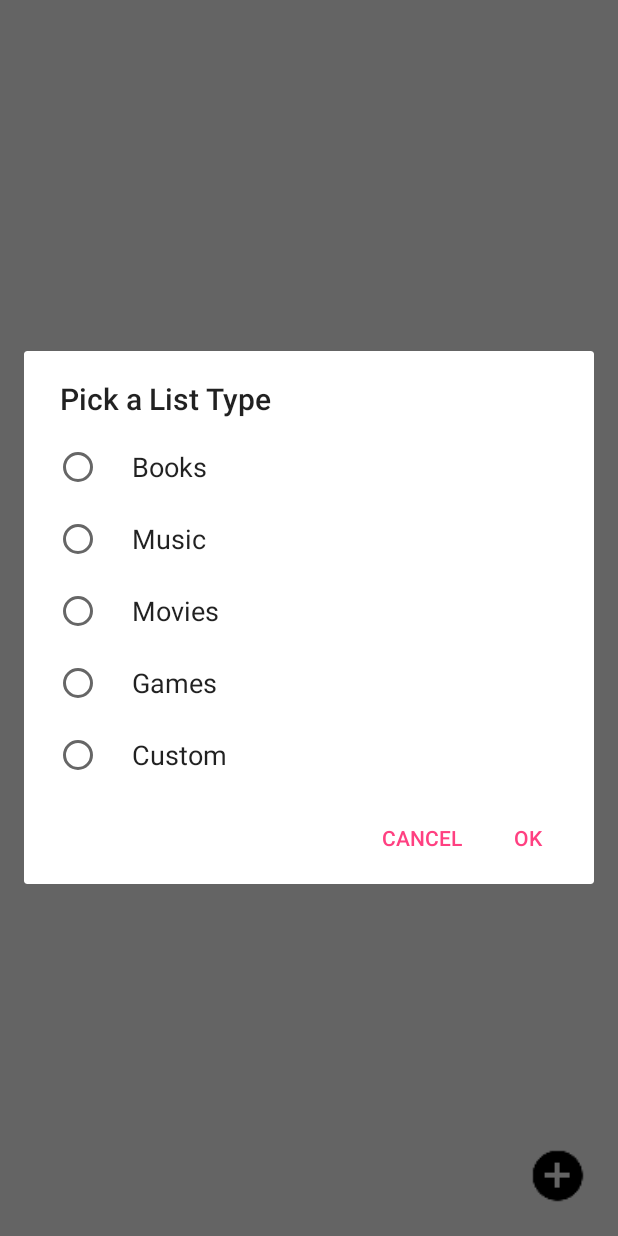
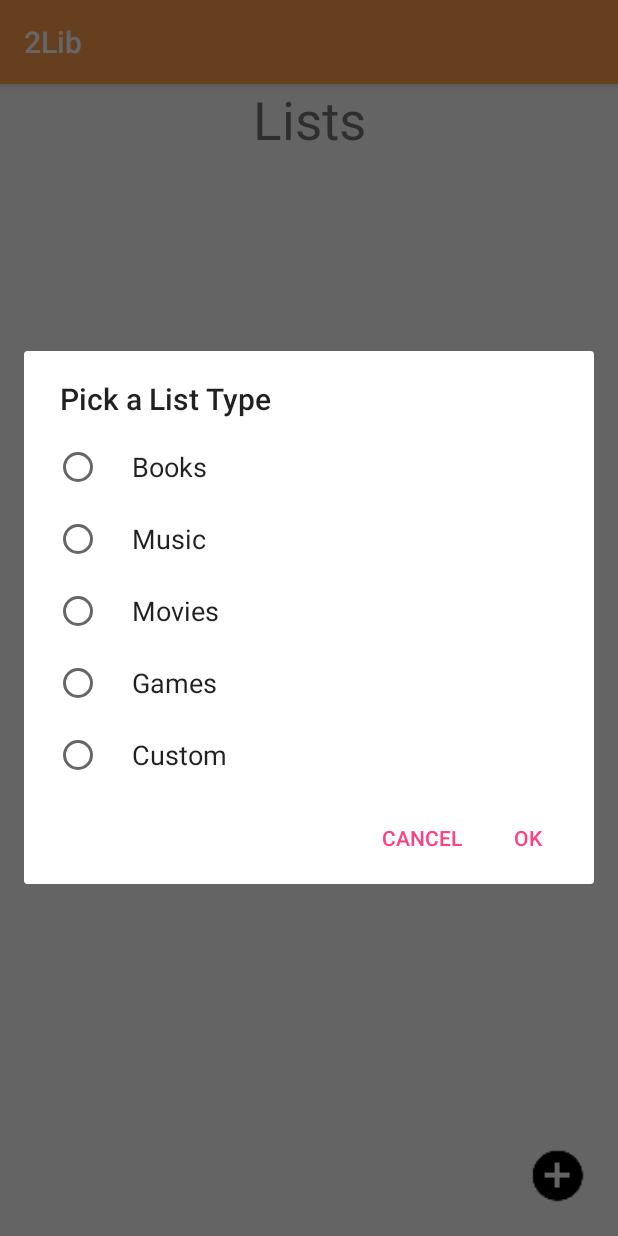
Before and after one commit to hendrik-t/2Lib, an Android app: the TableListActivity screen opened directly, with no data from a screen before it, after a tap on an icon or button, on a phone screen of 412 x 824 dp. Run offline under Robolectric (Android 15) with nearby library versions, the phone set to English and light mode, and no system bars.

```diff
--- a/app/src/main/java/tulip/presentationLayer/MainActivity.java
+++ b/app/src/main/java/tulip/presentationLayer/MainActivity.java
@@ -2,6 +2,7 @@ package tulip.presentationLayer;
 
 import android.app.*;
 import android.os.Bundle;
+import android.support.v7.app.AppCompatActivity;
 import android.text.InputType;
 import android.view.View;
 import android.view.WindowManager;
@@ -19,7 +20,7 @@ import android.view.View.OnClickListener;
  * changed by nilskjellbeck on 23.01.18
  */
 
-public class MainActivity extends Activity {
+public class MainActivity extends AppCompatActivity {
 
     /** Attributes **/
     Button scanButton, searchButton, openMyListButton;
--- a/app/src/main/res/layout/table_list_activity.xml
+++ b/app/src/main/res/layout/table_list_activity.xml
@@ -9,6 +9,19 @@ Created by Kevin Struckmeyer on 22.01.18
     android:layout_width="match_parent"
     android:layout_height="match_parent">
 
+    <LinearLayout
+        android:layout_width="match_parent"
+        android:layout_height="match_parent"
+        android:orientation="vertical">
+
+        <TextView
+            android:id="@+id/titleListView"
+            android:layout_width="match_parent"
+            android:layout_height="45dp"
+            android:text="Lists"
+            android:textSize="35dp"
+            android:textAlignment="center"/>
+
         <!-- The main content view -->
         <ListView
             android:id="@+id/listView"
@@ -17,6 +30,7 @@ Created by Kevin Struckmeyer on 22.01.18
             android:dividerHeight="6dp"
             android:divider="@color/colorPrimary">
         </ListView>
+    </LinearLayout>
 
     <Button
         android:id="@+id/createListButton"
```
Also changed, not shown: app/src/main/java/tulip/presentationLayer/ItemListActivity.java (+9 -7 lines), app/src/main/java/tulip/presentationLayer/ItemViewActivity.java (+8 -6 lines), app/src/main/java/tulip/presentationLayer/TableListActivity.java (+47 -8 lines). Lines whose indentation alone changed are shown as unchanged.
